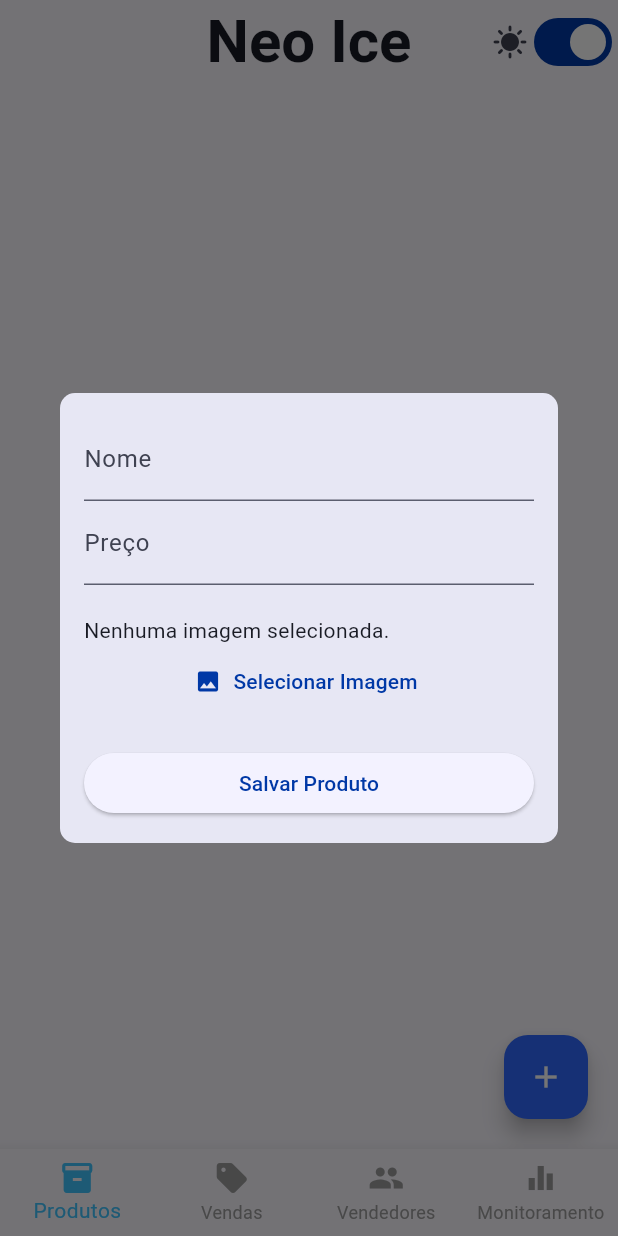
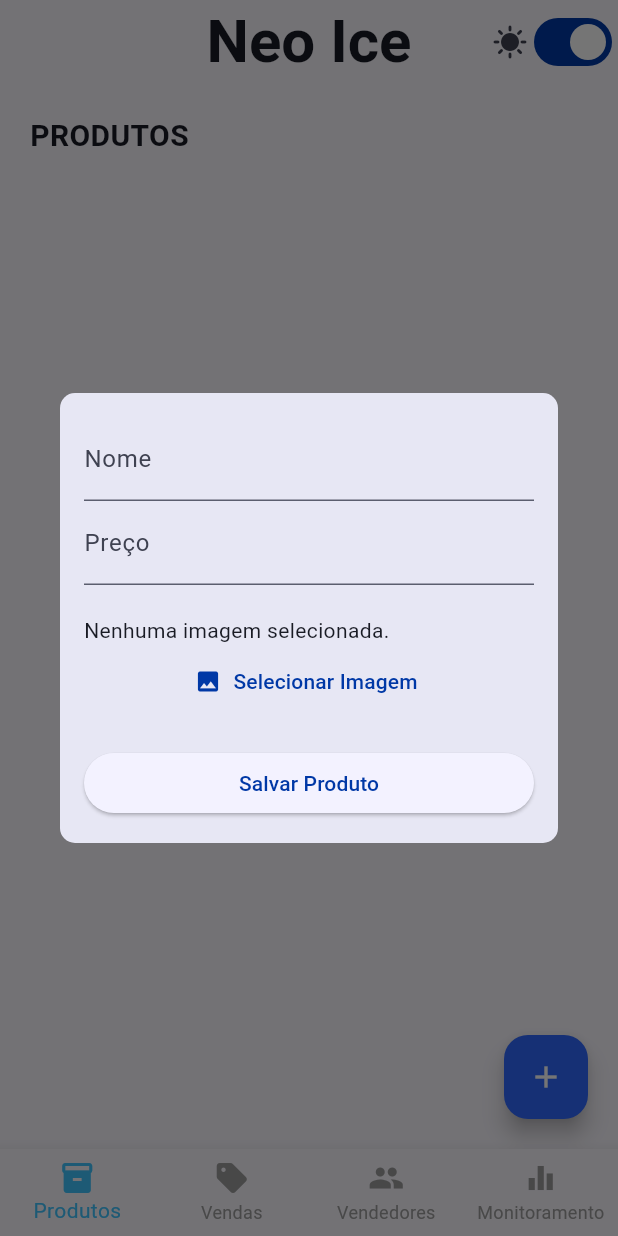
Before and after one commit to PL251431/Neo_Ice, a Flutter app: the screen it shows after launch, after a tap on the "add" icon, on a phone screen of 412 x 824 dp. Run offline on Flutter 3.47's test engine with Material 3 defaults, Android fonts, the phone set to English and light mode, and no system bars; our stand-ins replace drift, fl_chart, flutter_riverpod, image_picker; accounts and stored records are empty; generated files the repository leaves out were written again.

Commit message:
feat: adicionando a chamada do dialog de produto

```diff
--- a/lib/screens/products_list_page.dart
+++ b/lib/screens/products_list_page.dart
@@ -14,8 +14,22 @@
   Widget build(BuildContext context, WidgetRef ref) {
     final produtos = ref.watch(produtoProvider);
 
-    return Stack(children: [
-      produtos.isEmpty
+    return Stack(
+      children: [
+        const Positioned(
+          top: 20,
+          left: 20,
+          child: Align(
+            alignment: Alignment.center,
+            child: Text(
+              'PRODUTOS',
+              style: TextStyle(fontSize: 20, fontWeight: FontWeight.bold),
+            ),
+          ),
+        ),
+        Positioned.fill(
+          top: 60,
+          child: produtos.isEmpty
               ? const Center(child: Text('Nenhum produto encontrado.'))
               : ListView.builder(
                   itemCount: produtos.length,
@@ -28,12 +42,7 @@
 
                     return GestureDetector(
                       onTap: () {
-                    Navigator.push(
-                      context,
-                      MaterialPageRoute(
-                        builder: (context) => ProdutoPage(), // Ajustar aqui
-                      ),
-                    );
+                        mostrarProdutoModal(context, AppDatabase(), produto.id);
                       },
                       child: ProductCard(
                         image: imageProvider,
@@ -43,6 +52,7 @@
                       ),
                     );
                   },
+                ),
         ),
         Positioned(
           bottom: 20,
@@ -54,7 +64,8 @@
             child: const Icon(Icons.add),
           ),
         ),
-    ]);
+      ],
+    );
   }
 }
 
@@ -64,3 +75,10 @@
     builder: (context) => AdicionarProdutoModal(db: db),
   );
 }
+
+mostrarProdutoModal(BuildContext context, AppDatabase db, int id) {
+  showDialog(
+    context: context,
+    builder: (context) => ProdutcModal(id: id),
+  );
+}
```
Lines whose indentation alone changed are shown as unchanged.
